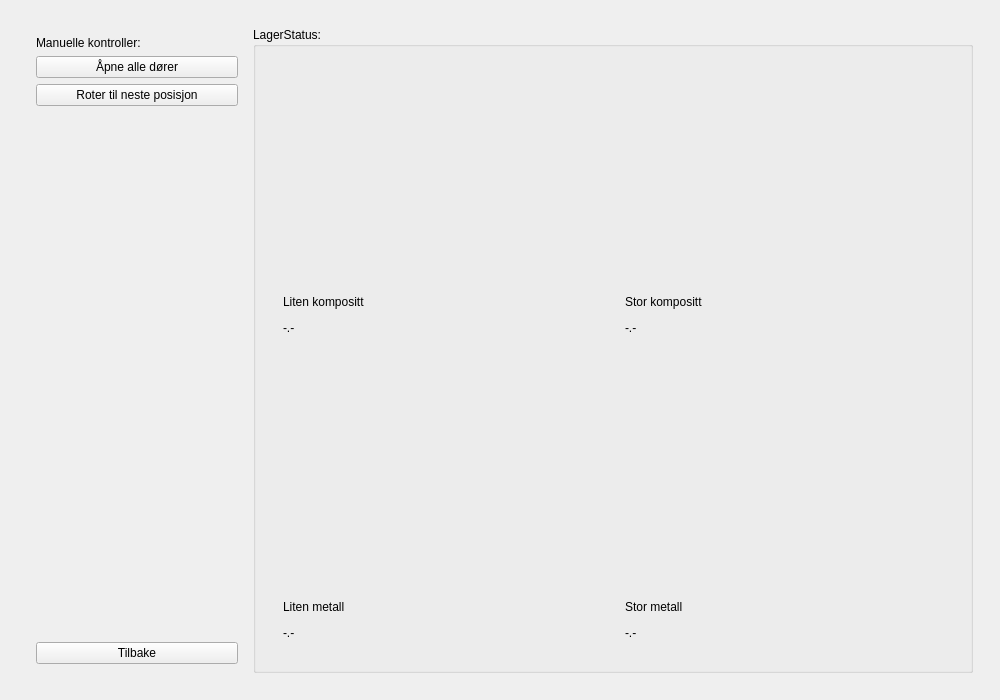
This is PropanAutomatGui/Application/mainwidget.ui in theDarkar/PropanAutomatGui as Qt 5 draws it before an edit. The edited form follows.
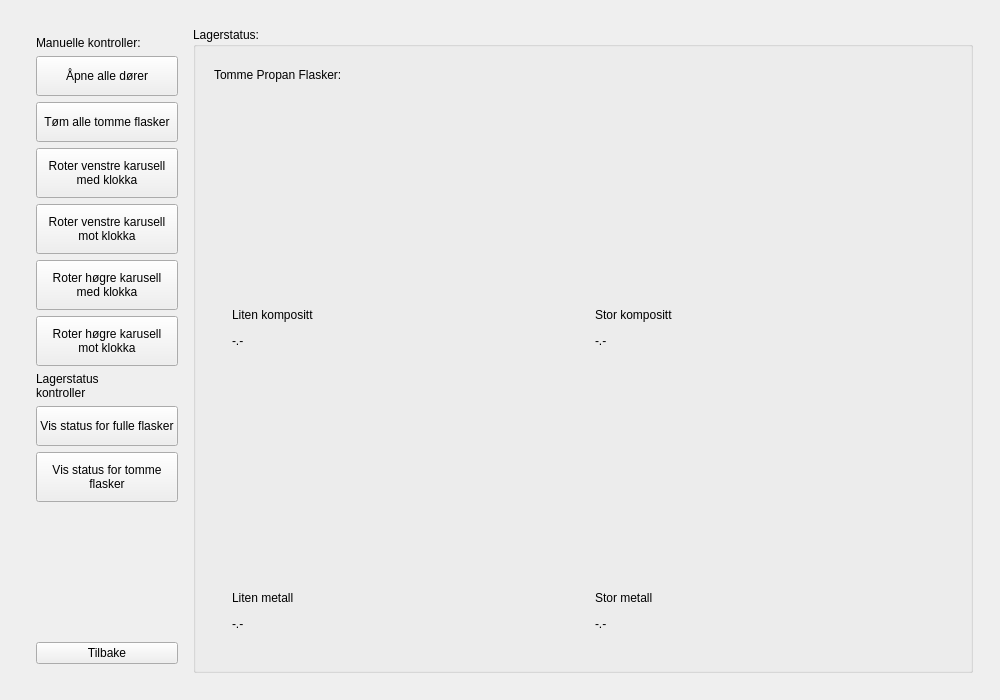
This is the edited form. The open tabs and pages were chosen to show the change. Icons and pictures are not drawn. Custom widgets are drawn as their Qt base class.

What changed in the file:
```diff
--- a/PropanAutomatGui/Application/mainwidget.ui
+++ b/PropanAutomatGui/Application/mainwidget.ui
@@ -583,6 +583,12 @@
               </item>
               <item>
                <widget class="CDPBaseButton" name="cdpBaseButton">
+                <property name="minimumSize">
+                 <size>
+                  <width>0</width>
+                  <height>40</height>
+                 </size>
+                </property>
                 <property name="text">
                  <string>Åpne alle dører</string>
                 </property>
@@ -596,8 +602,14 @@
               </item>
               <item>
                <widget class="CDPBaseButton" name="cdpBaseButton_2">
+                <property name="minimumSize">
+                 <size>
+                  <width>0</width>
+                  <height>40</height>
+                 </size>
+                </property>
                 <property name="text">
-                 <string>Roter til neste posisjon</string>
+                 <string>Tøm alle tomme flasker</string>
                 </property>
                 <property name="svgFile">
                  <string>:/themes/cdp_light/buttons/buttonPlain.svg</string>
@@ -608,14 +620,138 @@
                </widget>
               </item>
               <item>
-               <spacer name="verticalSpacer_2">
+               <widget class="CDPBaseButton" name="cdpBaseButton_29">
+                <property name="minimumSize">
+                 <size>
+                  <width>0</width>
+                  <height>50</height>
+                 </size>
+                </property>
+                <property name="text">
+                 <string>Roter venstre karusell
+med klokka</string>
+                </property>
+                <property name="svgFile">
+                 <string>:/themes/cdp_light/buttons/buttonPlain.svg</string>
+                </property>
+                <property name="cdpPressedRouting" stdset="0">
+                 <string>PropanAutomatGui.ModbusSlaveTCP.WagoWriteCoilsDI.8-DI1.DI0.Value</string>
+                </property>
+               </widget>
+              </item>
+              <item>
+               <widget class="CDPBaseButton" name="cdpBaseButton_31">
+                <property name="minimumSize">
+                 <size>
+                  <width>0</width>
+                  <height>50</height>
+                 </size>
+                </property>
+                <property name="text">
+                 <string>Roter venstre karusell
+mot klokka</string>
+                </property>
+                <property name="svgFile">
+                 <string>:/themes/cdp_light/buttons/buttonPlain.svg</string>
+                </property>
+                <property name="cdpPressedRouting" stdset="0">
+                 <string>PropanAutomatGui.ModbusSlaveTCP.WagoWriteCoilsDI.8-DI1.DI1.Value</string>
+                </property>
+               </widget>
+              </item>
+              <item>
+               <widget class="CDPBaseButton" name="cdpBaseButton_32">
+                <property name="minimumSize">
+                 <size>
+                  <width>0</width>
+                  <height>50</height>
+                 </size>
+                </property>
+                <property name="text">
+                 <string>Roter høgre karusell
+med klokka</string>
+                </property>
+                <property name="svgFile">
+                 <string>:/themes/cdp_light/buttons/buttonPlain.svg</string>
+                </property>
+                <property name="cdpPressedRouting" stdset="0">
+                 <string>PropanAutomatGui.ModbusSlaveTCP.WagoWriteCoilsDI.8-DI1.DI2.Value</string>
+                </property>
+               </widget>
+              </item>
+              <item>
+               <widget class="CDPBaseButton" name="cdpBaseButton_36">
+                <property name="minimumSize">
+                 <size>
+                  <width>0</width>
+                  <height>50</height>
+                 </size>
+                </property>
+                <property name="text">
+                 <string>Roter høgre karusell
+mot klokka</string>
+                </property>
+                <property name="svgFile">
+                 <string>:/themes/cdp_light/buttons/buttonPlain.svg</string>
+                </property>
+                <property name="cdpPressedRouting" stdset="0">
+                 <string>PropanAutomatGui.ModbusSlaveTCP.WagoWriteCoilsDI.8-DI1.DI3.Value</string>
+                </property>
+               </widget>
+              </item>
+              <item>
+               <widget class="CDPBaseLabel" name="cdpBaseLabel_26">
+                <property name="text">
+                 <string>Lagerstatus
+kontroller</string>
+                </property>
+               </widget>
+              </item>
+              <item>
+               <widget class="CDPBaseButton" name="cdpBaseButton_37">
+                <property name="minimumSize">
+                 <size>
+                  <width>0</width>
+                  <height>40</height>
+                 </size>
+                </property>
+                <property name="text">
+                 <string>Vis status for fulle flasker</string>
+                </property>
+                <property name="svgFile">
+                 <string>:/themes/cdp_light/buttons/buttonPlain.svg</string>
+                </property>
+               </widget>
+              </item>
+              <item>
+               <widget class="CDPBaseButton" name="cdpBaseButton_38">
+                <property name="minimumSize">
+                 <size>
+                  <width>0</width>
+                  <height>50</height>
+                 </size>
+                </property>
+                <property name="text">
+                 <string>Vis status for tomme
+flasker</string>
+                </property>
+                <property name="svgFile">
+                 <string>:/themes/cdp_light/buttons/buttonPlain.svg</string>
+                </property>
+                <property name="valueToEmit">
+                 <number>1</number>
+                </property>
+               </widget>
+              </item>
+              <item>
+               <spacer name="verticalSpacer_3">
                 <property name="orientation">
                  <enum>Qt::Vertical</enum>
                 </property>
                 <property name="sizeHint" stdset="0">
                  <size>
                   <width>20</width>
-                  <height>40</height>
+                  <height>10</height>
                  </size>
                 </property>
                </spacer>
@@ -636,10 +772,33 @@
            <item>
             <widget class="QGroupBox" name="groupBox">
              <property name="title">
-              <string>LagerStatus:</string>
+              <string>Lagerstatus:</string>
              </property>
              <layout class="QVBoxLayout" name="verticalLayout_17">
               <item>
+               <widget class="CDPBaseStackedWidget" name="cdpBaseStackedWidget_2">
+                <property name="currentIndex">
+                 <number>0</number>
+                </property>
+                <widget class="QWidget" name="StatusFullCanistersPage">
+                 <layout class="QVBoxLayout" name="verticalLayout_25">
+                  <item>
+                   <widget class="CDPBaseLabel" name="cdpBaseLabel_36">
+                    <property name="maximumSize">
+                     <size>
+                      <width>16777215</width>
+                      <height>20</height>
+                     </size>
+                    </property>
+                    <property name="text">
+                     <string>Fulle Propan Flasker:</string>
+                    </property>
+                    <property name="alignment">
+                     <set>Qt::AlignLeading|Qt::AlignLeft|Qt::AlignVCenter</set>
+                    </property>
+                   </widget>
+                  </item>
+                  <item>
                <widget class="QWidget" name="widget_11" native="true">
                 <layout class="QHBoxLayout" name="horizontalLayout_5">
                  <item>
@@ -817,6 +976,213 @@
                   </widget>
                  </item>
                 </layout>
+                   </widget>
+                  </item>
+                 </layout>
+                </widget>
+                <widget class="QWidget" name="StatusEmptyCanistersPage">
+                 <layout class="QVBoxLayout" name="verticalLayout_30">
+                  <item>
+                   <widget class="CDPBaseLabel" name="cdpBaseLabel_35">
+                    <property name="maximumSize">
+                     <size>
+                      <width>16777215</width>
+                      <height>20</height>
+                     </size>
+                    </property>
+                    <property name="layoutDirection">
+                     <enum>Qt::LeftToRight</enum>
+                    </property>
+                    <property name="text">
+                     <string>Tomme Propan Flasker:</string>
+                    </property>
+                    <property name="alignment">
+                     <set>Qt::AlignLeading|Qt::AlignLeft|Qt::AlignVCenter</set>
+                    </property>
+                   </widget>
+                  </item>
+                  <item>
+                   <widget class="QWidget" name="widget_32" native="true">
+                    <layout class="QHBoxLayout" name="horizontalLayout_32">
+                     <item>
+                      <widget class="QWidget" name="widget_35" native="true">
+                       <layout class="QVBoxLayout" name="verticalLayout_26">
+                        <item>
+                         <widget class="QWidget" name="widget_37" native="true">
+                          <property name="styleSheet">
+                           <string notr="true">image: url(:/Liten kompositt propan tank.png);</string>
+                          </property>
+                         </widget>
+                        </item>
+                        <item>
+                         <widget class="CDPBaseLabel" name="cdpBaseLabel_27">
+                          <property name="maximumSize">
+                           <size>
+                            <width>16777215</width>
+                            <height>20</height>
+                           </size>
+                          </property>
+                          <property name="text">
+                           <string>Liten kompositt</string>
+                          </property>
+                         </widget>
+                        </item>
+                        <item>
+                         <widget class="CDPBaseLabel" name="cdpBaseLabel_28">
+                          <property name="maximumSize">
+                           <size>
+                            <width>16777215</width>
+                            <height>20</height>
+                           </size>
+                          </property>
+                          <property name="text">
+                           <string>-.-</string>
+                          </property>
+                          <property name="cdpRouting" stdset="0">
+                           <string>PropanAutomatGui.ModbusMasterTCP.StatusEmptySmallCompositeConverter.Output.Value</string>
+                          </property>
+                         </widget>
+                        </item>
+                       </layout>
+                      </widget>
+                     </item>
+                     <item>
+                      <widget class="QWidget" name="widget_38" native="true">
+                       <layout class="QVBoxLayout" name="verticalLayout_27">
+                        <item>
+                         <widget class="QWidget" name="widget_39" native="true">
+                          <property name="styleSheet">
+                           <string notr="true">image: url(:/Stor kompositt propan tank.png);</string>
+                          </property>
+                         </widget>
+                        </item>
+                        <item>
+                         <widget class="CDPBaseLabel" name="cdpBaseLabel_29">
+                          <property name="maximumSize">
+                           <size>
+                            <width>16777215</width>
+                            <height>20</height>
+                           </size>
+                          </property>
+                          <property name="text">
+                           <string>Stor kompositt</string>
+                          </property>
+                         </widget>
+                        </item>
+                        <item>
+                         <widget class="CDPBaseLabel" name="cdpBaseLabel_30">
+                          <property name="maximumSize">
+                           <size>
+                            <width>16777215</width>
+                            <height>20</height>
+                           </size>
+                          </property>
+                          <property name="text">
+                           <string>-.-</string>
+                          </property>
+                          <property name="cdpRouting" stdset="0">
+                           <string>PropanAutomatGui.ModbusMasterTCP.StatusEmptyLargeCompositeConverter.Output.Value</string>
+                          </property>
+                         </widget>
+                        </item>
+                       </layout>
+                      </widget>
+                     </item>
+                    </layout>
+                   </widget>
+                  </item>
+                  <item>
+                   <widget class="QWidget" name="widget_40" native="true">
+                    <layout class="QHBoxLayout" name="horizontalLayout_34">
+                     <item>
+                      <widget class="QWidget" name="widget_41" native="true">
+                       <layout class="QVBoxLayout" name="verticalLayout_28">
+                        <item>
+                         <widget class="QWidget" name="widget_42" native="true">
+                          <property name="styleSheet">
+                           <string notr="true">image: url(:/Liten metall propan tank.png);</string>
+                          </property>
+                         </widget>
+                        </item>
+                        <item>
+                         <widget class="CDPBaseLabel" name="cdpBaseLabel_31">
+                          <property name="maximumSize">
+                           <size>
+                            <width>16777215</width>
+                            <height>20</height>
+                           </size>
+                          </property>
+                          <property name="text">
+                           <string>Liten metall</string>
+                          </property>
+                         </widget>
+                        </item>
+                        <item>
+                         <widget class="CDPBaseLabel" name="cdpBaseLabel_32">
+                          <property name="maximumSize">
+                           <size>
+                            <width>16777215</width>
+                            <height>20</height>
+                           </size>
+                          </property>
+                          <property name="text">
+                           <string>-.-</string>
+                          </property>
+                          <property name="cdpRouting" stdset="0">
+                           <string>PropanAutomatGui.ModbusMasterTCP.StatusEmptySmallMetalConverter.Output.Value</string>
+                          </property>
+                         </widget>
+                        </item>
+                       </layout>
+                      </widget>
+                     </item>
+                     <item>
+                      <widget class="QWidget" name="widget_43" native="true">
+                       <layout class="QVBoxLayout" name="verticalLayout_29">
+                        <item>
+                         <widget class="QWidget" name="widget_44" native="true">
+                          <property name="styleSheet">
+                           <string notr="true">image: url(:/Stor metall propan tank.png);</string>
+                          </property>
+                         </widget>
+                        </item>
+                        <item>
+                         <widget class="CDPBaseLabel" name="cdpBaseLabel_33">
+                          <property name="maximumSize">
+                           <size>
+                            <width>16777215</width>
+                            <height>20</height>
+                           </size>
+                          </property>
+                          <property name="text">
+                           <string>Stor metall</string>
+                          </property>
+                         </widget>
+                        </item>
+                        <item>
+                         <widget class="CDPBaseLabel" name="cdpBaseLabel_34">
+                          <property name="maximumSize">
+                           <size>
+                            <width>16777215</width>
+                            <height>20</height>
+                           </size>
+                          </property>
+                          <property name="text">
+                           <string>-.-</string>
+                          </property>
+                          <property name="cdpRouting" stdset="0">
+                           <string>PropanAutomatGui.ModbusMasterTCP.StatusEmptyLargeMetalConverter.Output.Value</string>
+                          </property>
+                         </widget>
+                        </item>
+                       </layout>
+                      </widget>
+                     </item>
+                    </layout>
+                   </widget>
+                  </item>
+                 </layout>
+                </widget>
                </widget>
               </item>
              </layout>
```
Left out of the diff: 493 changed lines with no effect on the pictures. Lines whose indentation alone changed are shown as unchanged.
